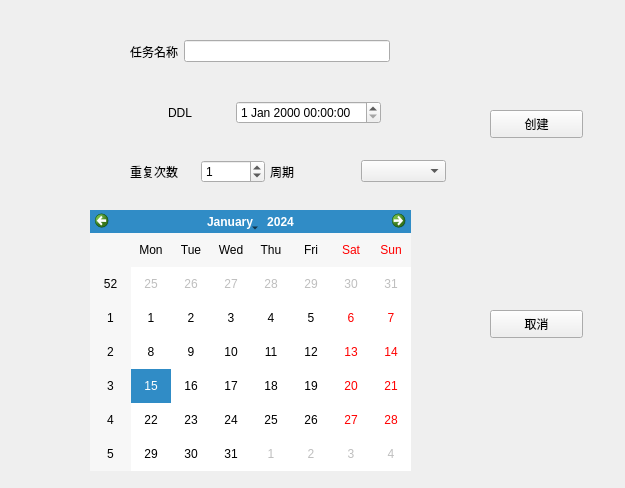
Above: newtask.ui from LuigiNixy/Qt_project before the change. Below: the same form after it.
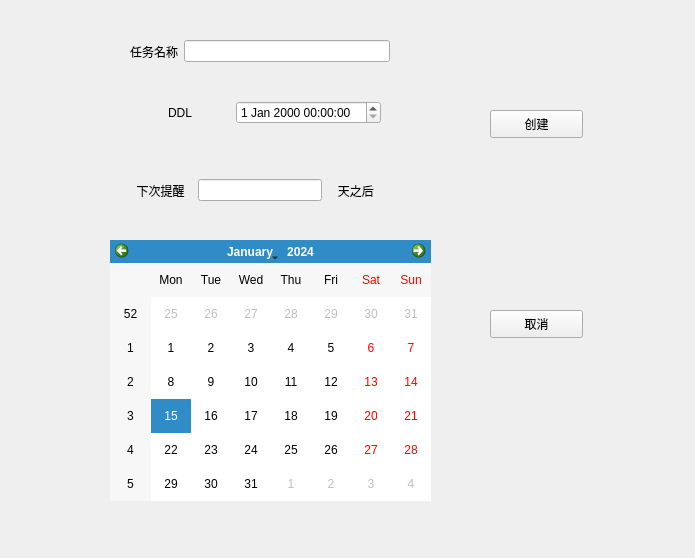
That is the form after the change.

```diff
--- a/newtask.ui
+++ b/newtask.ui
@@ -6,8 +6,8 @@
    <rect>
     <x>0</x>
     <y>0</y>
-    <width>625</width>
-    <height>488</height>
+    <width>695</width>
+    <height>558</height>
    </rect>
   </property>
   <property name="windowTitle">
@@ -16,8 +16,8 @@
   <widget class="QCalendarWidget" name="calendarWidget">
    <property name="geometry">
     <rect>
-     <x>90</x>
-     <y>210</y>
+     <x>110</x>
+     <y>240</y>
      <width>321</width>
      <height>261</height>
     </rect>
@@ -105,81 +105,31 @@
     <string>取消</string>
    </property>
   </widget>
-  <widget class="QWidget" name="widget_4" native="true">
-   <property name="geometry">
-    <rect>
-     <x>130</x>
-     <y>150</y>
-     <width>135</width>
-     <height>43</height>
-    </rect>
-   </property>
-   <layout class="QHBoxLayout" name="horizontalLayout_3">
-    <item>
-     <widget class="QLabel" name="label">
-      <property name="text">
-       <string>重复次数</string>
-      </property>
-     </widget>
-    </item>
-    <item>
-     <widget class="QSpinBox" name="spinBox">
-      <property name="value">
-       <number>1</number>
-      </property>
-     </widget>
-    </item>
-   </layout>
-  </widget>
   <widget class="QWidget" name="widget_2" native="true">
    <property name="geometry">
     <rect>
-     <x>270</x>
-     <y>150</y>
-     <width>176</width>
-     <height>43</height>
+     <x>130</x>
+     <y>160</y>
+     <width>251</width>
+     <height>61</height>
     </rect>
    </property>
    <layout class="QHBoxLayout" name="horizontalLayout_4">
     <item>
      <widget class="QLabel" name="label_2">
       <property name="text">
-       <string>周期</string>
+       <string>  下次提醒  </string>
       </property>
      </widget>
     </item>
     <item>
-     <widget class="QComboBox" name="comboBox">
-      <item>
-       <property name="text">
-        <string/>
-       </property>
-      </item>
-      <item>
-       <property name="text">
-        <string>每天一次</string>
-       </property>
-      </item>
-      <item>
-       <property name="text">
-        <string>两天一次</string>
-       </property>
-      </item>
-      <item>
-       <property name="text">
-        <string>一周一次</string>
-       </property>
-      </item>
-      <item>
-       <property name="text">
-        <string>一月一次</string>
-       </property>
-      </item>
-      <item>
-       <property name="text">
-        <string>一年一次</string>
-       </property>
-      </item>
+     <widget class="QLineEdit" name="delayDays"/>
+    </item>
+    <item>
+     <widget class="QLabel" name="label">
+      <property name="text">
+       <string>   天之后  </string>
+      </property>
      </widget>
     </item>
    </layout>
```
Left out of the diff: 8 changed lines with no effect on the pictures.
